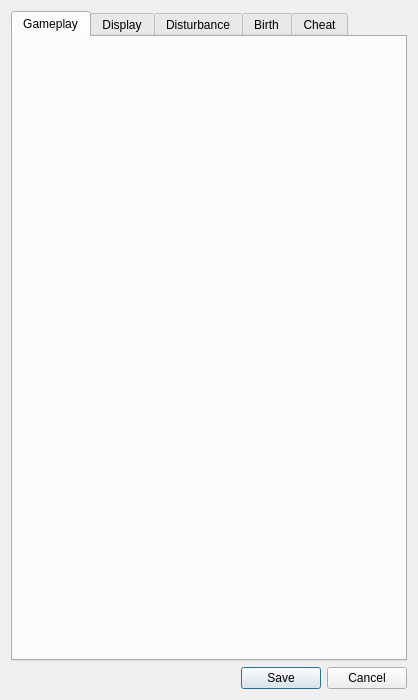
The window that NPPQT/src/optionsdialog.ui (nppangband/NPPAngband) describes before a commit, drawn with Qt 5.
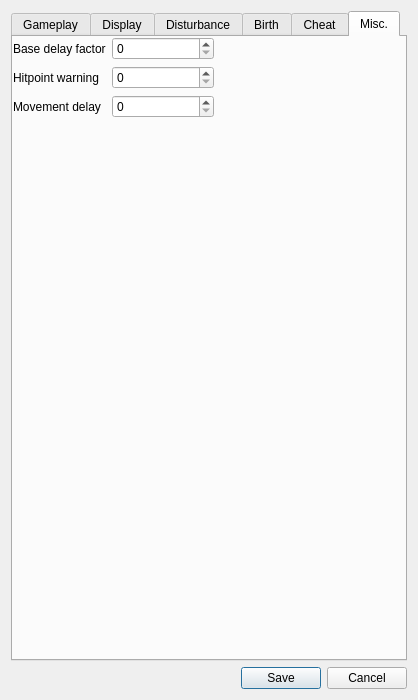
The same window after the commit. The open tabs and pages were chosen to show the change.

The edit to the form file:
```diff
--- a/NPPQT/src/optionsdialog.ui
+++ b/NPPQT/src/optionsdialog.ui
@@ -62,6 +62,74 @@
        <string>Cheat</string>
       </attribute>
      </widget>
+     <widget class="QWidget" name="misc">
+      <attribute name="title">
+       <string>Misc.</string>
+      </attribute>
+      <widget class="QWidget" name="widget" native="true">
+       <property name="geometry">
+        <rect>
+         <x>0</x>
+         <y>0</y>
+         <width>201</width>
+         <height>111</height>
+        </rect>
+       </property>
+       <property name="sizePolicy">
+        <sizepolicy hsizetype="Expanding" vsizetype="Expanding">
+         <horstretch>0</horstretch>
+         <verstretch>0</verstretch>
+        </sizepolicy>
+       </property>
+       <layout class="QFormLayout" name="formLayout">
+        <property name="fieldGrowthPolicy">
+         <enum>QFormLayout::AllNonFixedFieldsGrow</enum>
+        </property>
+        <item row="0" column="0">
+         <widget class="QLabel" name="label">
+          <property name="text">
+           <string>Base delay factor</string>
+          </property>
+         </widget>
+        </item>
+        <item row="0" column="1">
+         <widget class="QSpinBox" name="spin_base_delay">
+          <property name="maximum">
+           <number>15</number>
+          </property>
+         </widget>
+        </item>
+        <item row="1" column="1">
+         <widget class="QSpinBox" name="spin_hitpoint_warning">
+          <property name="maximum">
+           <number>9</number>
+          </property>
+         </widget>
+        </item>
+        <item row="1" column="0">
+         <widget class="QLabel" name="label_2">
+          <property name="text">
+           <string>Hitpoint warning</string>
+          </property>
+         </widget>
+        </item>
+        <item row="2" column="1">
+         <widget class="QSpinBox" name="spin_movement_delay">
+          <property name="maximum">
+           <number>500</number>
+          </property>
+         </widget>
+        </item>
+        <item row="2" column="0">
+         <widget class="QLabel" name="label_3">
+          <property name="text">
+           <string>Movement delay</string>
+          </property>
+         </widget>
+        </item>
+       </layout>
+      </widget>
+     </widget>
     </widget>
    </item>
    <item>
```
